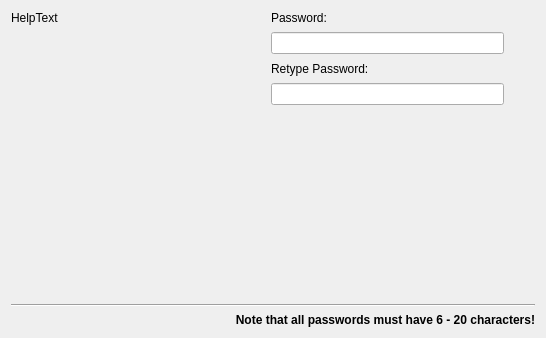
The window that wizard/rootpwd.ui (acritox/acritoxinstaller) describes before a commit, drawn with Qt 5.
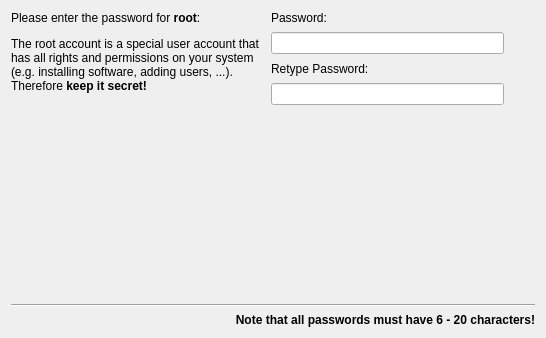
The same window after the commit.

```diff
--- a/wizard/rootpwd.ui
+++ b/wizard/rootpwd.ui
@@ -35,7 +35,12 @@
       </size>
      </property>
      <property name="text">
-      <string>HelpText</string>
+      <string>&lt;!DOCTYPE HTML PUBLIC &quot;-//W3C//DTD HTML 4.0//EN&quot; &quot;http://www.w3.org/TR/REC-html40/strict.dtd&quot;&gt;
+&lt;html&gt;&lt;head&gt;&lt;meta name=&quot;qrichtext&quot; content=&quot;1&quot; /&gt;&lt;style type=&quot;text/css&quot;&gt;
+p, li { white-space: pre-wrap; }
+&lt;/style&gt;&lt;/head&gt;&lt;body style=&quot; font-family:'DejaVu Sans'; font-size:9pt; font-weight:400; font-style:normal;&quot;&gt;
+&lt;p style=&quot; margin-top:0px; margin-bottom:0px; margin-left:0px; margin-right:0px; -qt-block-indent:0; text-indent:0px;&quot;&gt;Please enter the password for &lt;span style=&quot; font-weight:600;&quot;&gt;root&lt;/span&gt;:&lt;/p&gt;
+&lt;p style=&quot; margin-top:12px; margin-bottom:12px; margin-left:0px; margin-right:0px; -qt-block-indent:0; text-indent:0px;&quot;&gt;The root account is a special user account that has all rights and permissions on your system (e.g. installing software, adding users, ...). Therefore &lt;span style=&quot; font-weight:600;&quot;&gt;keep it secret!&lt;/span&gt;&lt;/p&gt;&lt;/body&gt;&lt;/html&gt;</string>
      </property>
      <property name="textFormat">
       <enum>Qt::RichText</enum>
```
